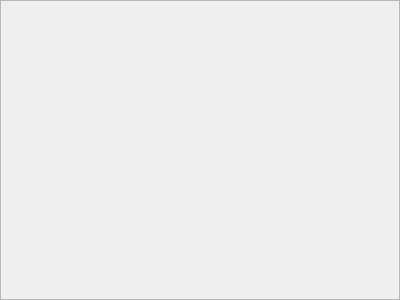
The window that qt/Subtracker/debugpanel.ui (subotto/subtracker) describes before a commit, drawn with Qt 5.
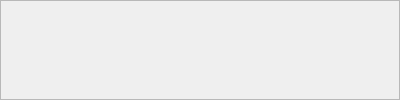
The same window after the commit.

Commit message: Fix debug screen and implement optical flow.

The edit to the form file:
```diff
--- a/qt/Subtracker/debugpanel.ui
+++ b/qt/Subtracker/debugpanel.ui
@@ -2,13 +2,11 @@
 <ui version="4.0">
  <class>DebugPanel</class>
  <widget class="QFrame" name="DebugPanel">
-  <property name="geometry">
-   <rect>
-    <x>0</x>
-    <y>0</y>
+  <property name="minimumSize">
+   <size>
     <width>400</width>
-    <height>300</height>
-   </rect>
+    <height>0</height>
+   </size>
   </property>
   <property name="windowTitle">
    <string>Frame</string>
```
The commit also changes 3 other files.
